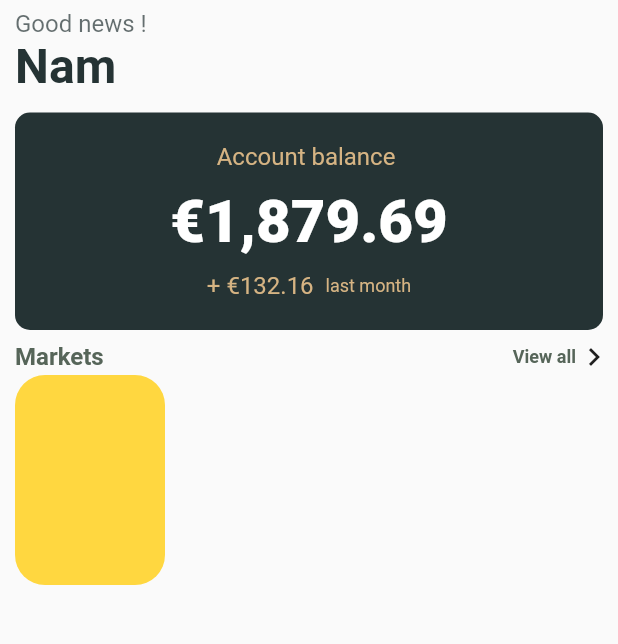
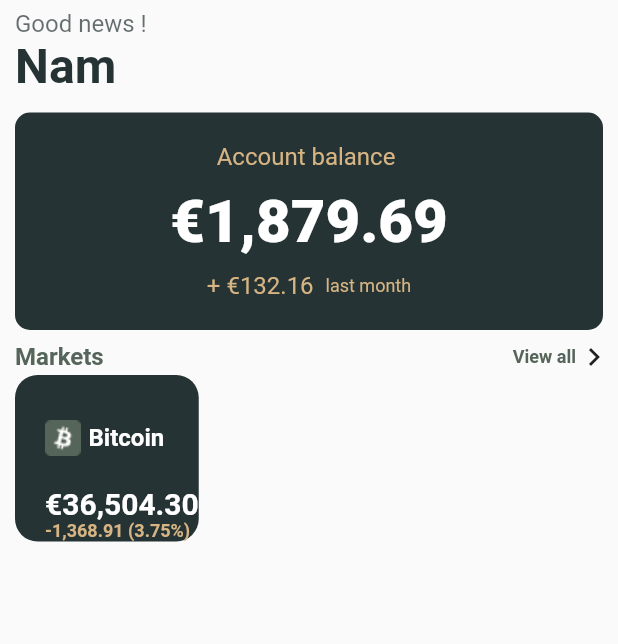
Before and after one commit to nam0254896/cryptoTracker-main, a Flutter app: the screen it shows after launch, on a phone screen of 412 x 824 dp, the part 45-689 px from its top. Run offline on Flutter 3.47's test engine with Material 2 defaults, Android fonts, the phone set to English and light mode, and no system bars; our stand-ins replace local_auth, video_player; Roboto replaces fonts that are missing (Exo 2).

Commit message:
tiếp màn init

```diff
--- a/lib/screens/init_screen.dart
+++ b/lib/screens/init_screen.dart
@@ -1,4 +1,5 @@
 import 'package:cryptotracker/screens/wallet_srceen.dart';
+import 'package:flutter/cupertino.dart';
 import 'package:flutter/material.dart';
 
 class InitScreen extends StatefulWidget {
@@ -188,11 +189,46 @@ class _InitScreenState extends State<InitScreen> {
 
   Widget iTEMPLATE() {
     return Container(
-        padding: EdgeInsets.symmetric(vertical: 70, horizontal: 50),
+        padding: EdgeInsets.only(left: 20, top: 30),
         decoration: BoxDecoration(
-            borderRadius: BorderRadius.circular(20), color: Colors.amberAccent),
+            borderRadius: BorderRadius.circular(15), color: Color(0xff253334)),
         child: Column(
-          children: [Row(children: [])],
+          crossAxisAlignment: CrossAxisAlignment.start,
+          children: [
+            Row(children: [
+              Image.asset('assets/images/Currency.png'),
+              SizedBox(
+                width: 5,
+              ),
+              Text(
+                'Bitcoin',
+                style: TextStyle(
+                    fontSize: 16,
+                    color: Colors.white,
+                    fontFamily: "Exo 2",
+                    fontWeight: FontWeight.w600),
+              ),
+            ]),
+            SizedBox(
+              height: 20,
+            ),
+            Text(
+              '€36,504.30',
+              style: TextStyle(
+                  fontSize: 20,
+                  color: Colors.white,
+                  fontFamily: "Exo 2",
+                  fontWeight: FontWeight.w600),
+            ),
+            Text(
+              '-1,368.91 (3.75%)',
+              style: TextStyle(
+                  fontSize: 12,
+                  color: Color(0xffD6B483),
+                  fontFamily: "Exo 2",
+                  fontWeight: FontWeight.w600),
+            ),
+          ],
         ));
   }
 }
--- a/pubspec.yaml
+++ b/pubspec.yaml
@@ -68,6 +68,7 @@ flutter:
     - assets/logo.mp4
     - assets/images/ic_finger.png
     - assets/images/Vector.png
+    - assets/images/Currency.png
   #   - images/a_dot_ham.jpeg
 
   # An image asset can refer to one or more resolution-specific "variants", see
```
Also changed, not shown: assets/images/Currency.png (added), pubspec.lock.
